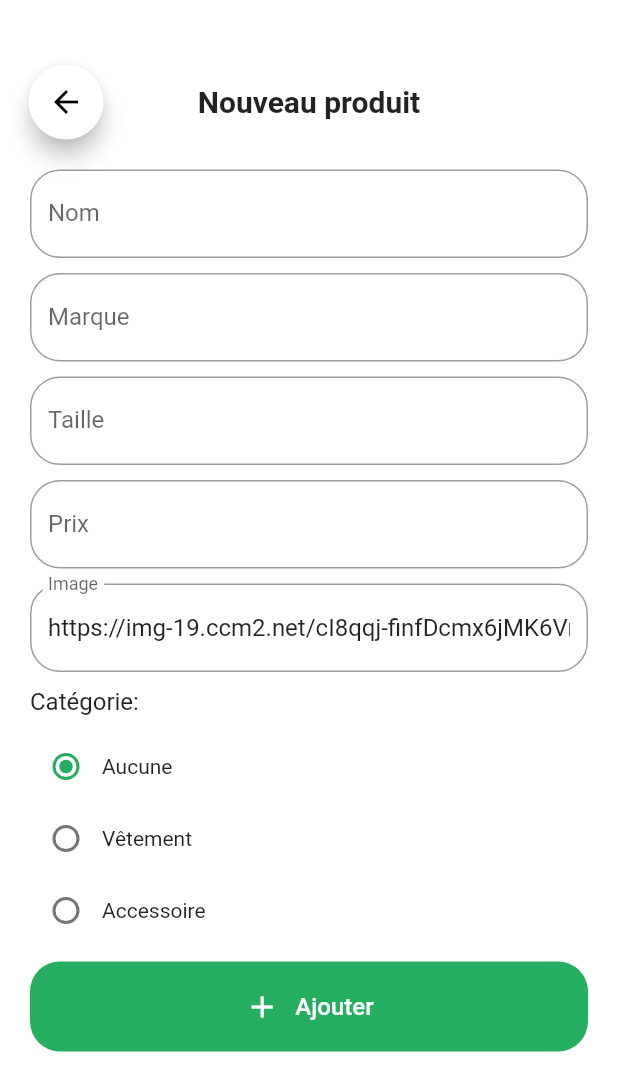
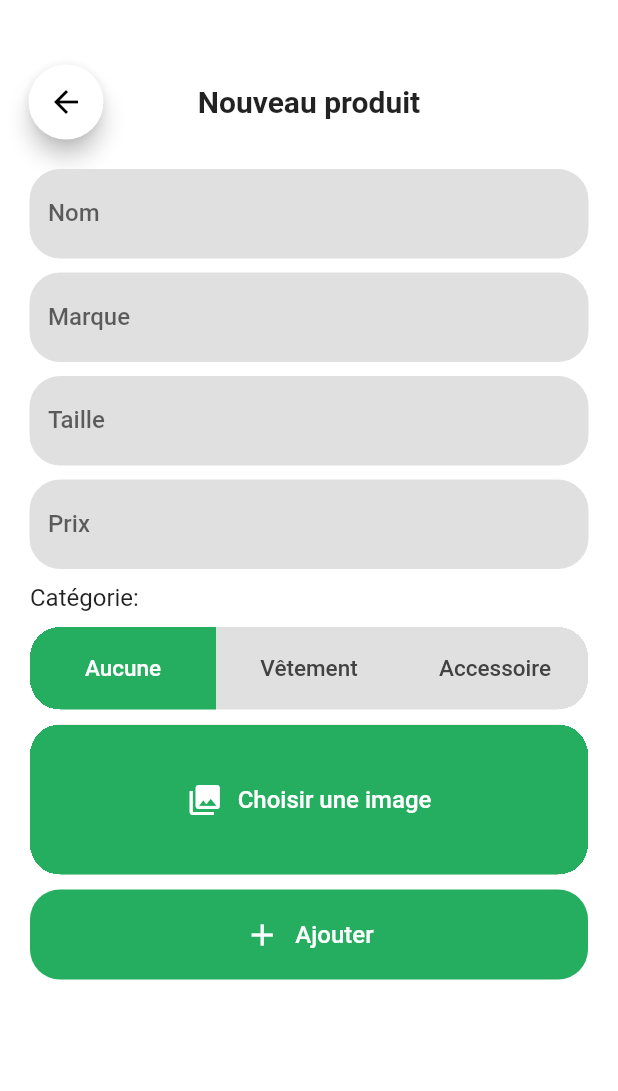
Before and after one commit to SachaBydon/tp2_dev_mobile, a Flutter app: the Home screen opened by its route, after a tap on the "add" icon, on a phone screen of 412 x 824 dp. Shown: the top 1091 px of the screen. Run offline on Flutter 3.47's test engine with Material 2 defaults, Android fonts, the phone set to English and light mode, and no system bars; our stand-ins replace cloud_firestore, firebase_auth, firebase_core, get_it, image_picker, rxdart and 1 more; accounts and stored records are empty.

Commit message:
Ajout de la séléction de l'image pour un nouveau produit

```diff
--- a/lib/screens/new_product.dart
+++ b/lib/screens/new_product.dart
@@ -1,9 +1,12 @@
+import 'dart:io';
 import 'package:flutter/material.dart';
 import 'package:tp2_dev_mobile/models/app_state.dart';
 import 'package:tp2_dev_mobile/models/clothe.dart';
 import 'package:tp2_dev_mobile/screens/basket.dart';
 import 'package:cloud_firestore/cloud_firestore.dart';
 import 'package:get_it/get_it.dart';
+import 'package:image_picker/image_picker.dart';
+import 'dart:convert';
 
 class NewProduct extends StatefulWidget {
   const NewProduct({Key? key}) : super(key: key);
@@ -40,6 +43,15 @@ class _FormProductState extends State<FormProduct> {
   void submitForm() {
     FocusScope.of(context).unfocus();
     if (_formKey.currentState!.validate()) {
+      if (_clothe.image == '') {
+        ScaffoldMessenger.of(context).showSnackBar(const SnackBar(
+          content: Text('Veuillez choisir une image !'),
+          duration: Duration(milliseconds: 2500),
+          behavior: SnackBarBehavior.floating,
+          backgroundColor: Colors.red,
+        ));
+        return;
+      }
       _clothe.category = _category ?? 0;
       print(_clothe);
 
@@ -72,6 +84,24 @@ class _FormProductState extends State<FormProduct> {
     }
   }
 
+  textFormFieldDecoration(String label) {
+    return InputDecoration(
+      fillColor: Colors.grey.shade300,
+      filled: true,
+      focusedBorder: OutlineInputBorder(
+        borderRadius: BorderRadius.circular(20),
+        borderSide: BorderSide(
+            color: Theme.of(context).colorScheme.primary, width: 2.0),
+      ),
+      enabledBorder: OutlineInputBorder(
+        borderRadius: BorderRadius.circular(20),
+        borderSide: BorderSide(color: Colors.grey.shade300, width: 0),
+      ),
+      labelStyle: TextStyle(fontSize: 16, fontWeight: FontWeight.w500),
+      labelText: label,
+    );
+  }
+
   @override
   Widget build(BuildContext context) {
     return Container(
@@ -80,11 +110,7 @@ class _FormProductState extends State<FormProduct> {
             key: _formKey,
             child: Wrap(runSpacing: 10, children: [
               TextFormField(
-                decoration: InputDecoration(
-                  border: OutlineInputBorder(
-                      borderRadius: BorderRadius.circular(20)),
-                  labelText: 'Nom',
-                ),
+                decoration: textFormFieldDecoration('Nom'),
                 validator: (value) {
                   if (value == '') {
                     return 'Veuillez entrer un nom';
@@ -96,11 +122,7 @@ class _FormProductState extends State<FormProduct> {
                 },
               ),
               TextFormField(
-                decoration: InputDecoration(
-                  border: OutlineInputBorder(
-                      borderRadius: BorderRadius.circular(20)),
-                  labelText: 'Marque',
-                ),
+                decoration: textFormFieldDecoration('Marque'),
                 validator: (value) {
                   if (value == '') {
                     return 'Veuillez entrer une marque';
@@ -112,11 +134,7 @@ class _FormProductState extends State<FormProduct> {
                 },
               ),
               TextFormField(
-                decoration: InputDecoration(
-                  border: OutlineInputBorder(
-                      borderRadius: BorderRadius.circular(20)),
-                  labelText: 'Taille',
-                ),
+                decoration: textFormFieldDecoration('Taille'),
                 validator: (value) {
                   if (value == '') {
                     return 'Veuillez entrer une taille';
@@ -128,12 +146,8 @@ class _FormProductState extends State<FormProduct> {
                 },
               ),
               TextFormField(
+                decoration: textFormFieldDecoration('Prix'),
                 keyboardType: TextInputType.number,
-                decoration: InputDecoration(
-                  border: OutlineInputBorder(
-                      borderRadius: BorderRadius.circular(20)),
-                  labelText: 'Prix',
-                ),
                 validator: (value) {
                   if (value == '') {
                     return 'Veuillez entrer un prix';
@@ -144,72 +158,17 @@ class _FormProductState extends State<FormProduct> {
                   });
                 },
               ),
-              TextFormField(
-                initialValue:
-                    'https://img-19.ccm2.net/cI8qqj-finfDcmx6jMK6Vr-krEw=/1500x/smart/b829396acc244fd484c5ddcdcb2b08f3/ccmcms-commentcamarche/20494859.jpg',
-                decoration: InputDecoration(
-                  border: OutlineInputBorder(
-                      borderRadius: BorderRadius.circular(20)),
-                  labelText: 'Image',
-                ),
-                validator: (value) {
-                  if (value == '') {
-                    return 'Veuillez entrer une image';
-                  }
-                  setState(() {
-                    print(value);
-                    _clothe.image = value ?? '';
-                  });
-                },
-              ),
               const Text('Catégorie:', style: TextStyle(fontSize: 16)),
-              Column(children: [
-                Row(
-                  children: [
-                    Radio<int>(
-                      activeColor: Theme.of(context).colorScheme.primary,
-                      value: 0,
-                      groupValue: _category,
-                      onChanged: (int? value) {
-                        setState(() {
-                          _category = value;
-                        });
-                      },
-                    ),
-                    const Text('Aucune')
-                  ],
-                ),
-                Row(
-                  children: [
-                    Radio<int>(
-                      activeColor: Theme.of(context).colorScheme.primary,
-                      value: 1,
-                      groupValue: _category,
-                      onChanged: (int? value) {
-                        setState(() {
-                          _category = value;
-                        });
-                      },
-                    ),
-                    const Text('Vêtement')
-                  ],
-                ),
-                Row(
-                  children: [
-                    Radio<int>(
-                      activeColor: Theme.of(context).colorScheme.primary,
-                      value: 2,
-                      groupValue: _category,
-                      onChanged: (int? value) {
-                        setState(() {
-                          _category = value;
-                        });
-                      },
-                    ),
-                    const Text('Accessoire')
-                  ],
-                )
-              ]),
+              CategoryGroupRadio(onChanged: (int? value) {
+                setState(() {
+                  _category = value;
+                });
+              }),
+              ImagePickerButton(onChanged: (String value) {
+                setState(() {
+                  _clothe.image = value;
+                });
+              }),
               ElevatedButton(
                 onPressed: () => submitForm(),
                 child: Wrap(
@@ -238,3 +197,131 @@ class _FormProductState extends State<FormProduct> {
             ])));
   }
 }
+
+class CategoryGroupRadio extends StatefulWidget {
+  Function(int? value) onChanged;
+  CategoryGroupRadio({Key? key, required this.onChanged}) : super(key: key);
+
+  @override
+  _CategoryGroupRadioState createState() => _CategoryGroupRadioState();
+}
+
+class _CategoryGroupRadioState extends State<CategoryGroupRadio> {
+  List<String> _categories = ['Aucune', 'Vêtement', 'Accessoire'];
+  int _activeCategory = 0;
+
+  @override
+  Widget build(BuildContext context) {
+    return Container(
+        height: 55,
+        clipBehavior: Clip.hardEdge,
+        decoration: BoxDecoration(
+          borderRadius: BorderRadius.circular(20),
+        ),
+        child: Row(
+          children: _categories.map((String category) {
+            int index = _categories.indexOf(category);
+            bool isActive = index == _activeCategory;
+            return Expanded(
+                child: Container(
+              child: ElevatedButton(
+                onPressed: () => changed(index),
+                child: Text(category,
+                    style: TextStyle(
+                        fontSize: 15,
+                        color: isActive ? Colors.white : Colors.grey.shade800)),
+                style: ElevatedButton.styleFrom(
+                    primary: isActive
+                        ? Theme.of(context).colorScheme.primary
+                        : Colors.grey.shade300,
+                    shadowColor: Colors.transparent,
+                    shape: RoundedRectangleBorder(
+                      borderRadius: BorderRadius.circular(0),
+                    )),
+              ),
+              height: double.infinity,
+            ));
+          }).toList(),
+        ));
+  }
+
+  changed(int category) {
+    setState(() {
+      _activeCategory = category;
+    });
+    widget.onChanged(category);
+  }
+}
+
+class ImagePickerButton extends StatefulWidget {
+  Function(String value) onChanged;
+  ImagePickerButton({Key? key, required this.onChanged}) : super(key: key);
+
+  @override
+  _ImagePickerButtonState createState() => _ImagePickerButtonState();
+}
+
+class _ImagePickerButtonState extends State<ImagePickerButton> {
+  var _image;
+
+  _getFromGallery() async {
+    var pickedFile = await ImagePicker().pickImage(source: ImageSource.gallery);
+    if (pickedFile != null) {
+      setState(() {
+        _image = File(pickedFile.path);
+      });
+
+      List<int> imageBytes = await _image.readAsBytes();
+      String base64Image = base64Encode(imageBytes);
+      widget.onChanged(base64Image);
+    } else {
+      widget.onChanged('');
+    }
+  }
+
+  @override
+  Widget build(BuildContext context) {
+    return Container(
+        clipBehavior: Clip.hardEdge,
+        height: 100,
+        decoration: BoxDecoration(
+          color: Colors.grey.shade300,
+          borderRadius: BorderRadius.circular(20),
+        ),
+        child: Row(
+          children: [
+            Expanded(
+                child: ElevatedButton(
+                    style: ElevatedButton.styleFrom(
+                      shadowColor: Colors.transparent,
+                      minimumSize: const Size(double.infinity, 100),
+                      padding: const EdgeInsets.only(bottom: 18, top: 18),
+                      shape: RoundedRectangleBorder(
+                        borderRadius: BorderRadius.circular(0),
+                      ),
+                    ),
+                    onPressed: () => _getFromGallery(),
+                    child: Row(
+                        mainAxisAlignment: MainAxisAlignment.center,
+                        children: const [
+                          Icon(Icons.photo_library),
+                          SizedBox(width: 10),
+                          Text('Choisir une image',
+                              style: TextStyle(fontSize: 16)),
+                        ]))),
+            _image != null
+                ? Container(
+                    color: Colors.red,
+                    height: 100,
+                    width: 100,
+                    child: Image.file(
+                      _image,
+                      fit: BoxFit.cover,
+                      alignment: Alignment.center,
+                    ),
+                  )
+                : Container()
+          ],
+        ));
+  }
+}
--- a/lib/screens/profil.dart
+++ b/lib/screens/profil.dart
@@ -166,7 +166,7 @@ class _ProfilState extends State<Profil> {
                         ],
                       ),
                       style: ElevatedButton.styleFrom(
-                        primary: Colors.red[500],
+                        primary: Colors.red.shade500,
                         shadowColor: Colors.transparent,
                         shape: RoundedRectangleBorder(
                           borderRadius: BorderRadius.circular(20),
--- a/pubspec.yaml
+++ b/pubspec.yaml
@@ -36,6 +36,7 @@ dependencies:
   shared_preferences: ^2.0.8
   rxdart: ^0.27.2
   get_it: ^7.2.0
+  image_picker: ^0.8.4
 
 dev_dependencies:
   flutter_test:
```
Also changed, not shown: lib/screens/basket.dart (+24 -6 lines), lib/screens/detail.dart (+11 -3 lines), lib/screens/home.dart (+9 -4 lines), lib/screens/login.dart (+7 -3 lines), pubspec.lock.
